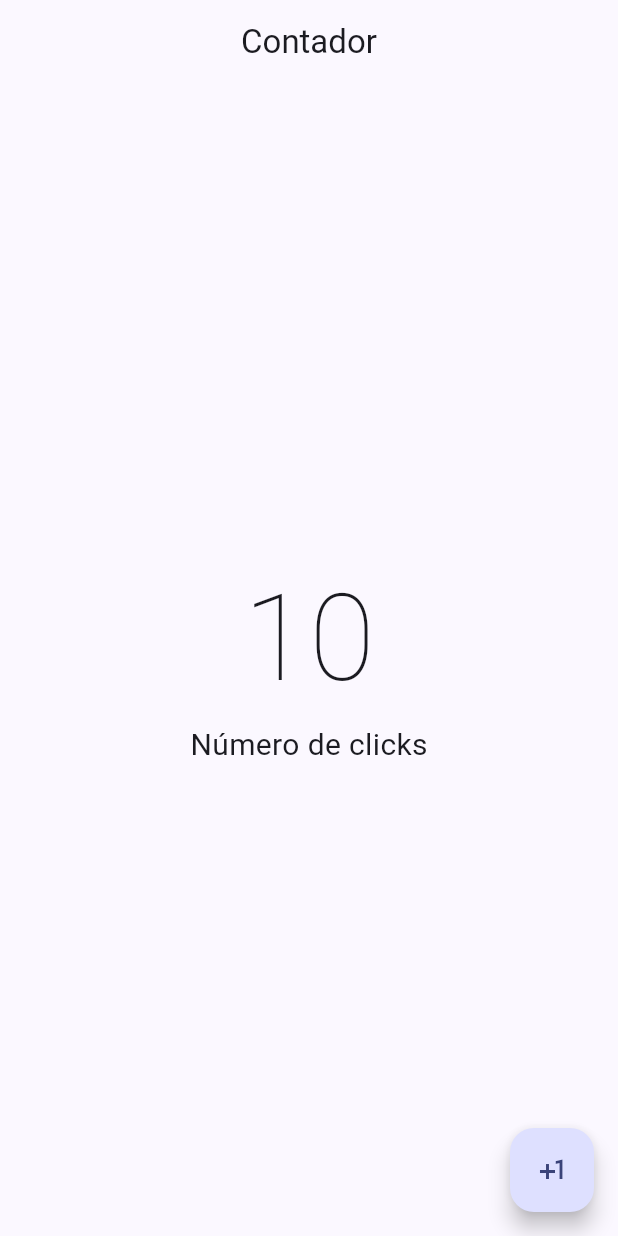
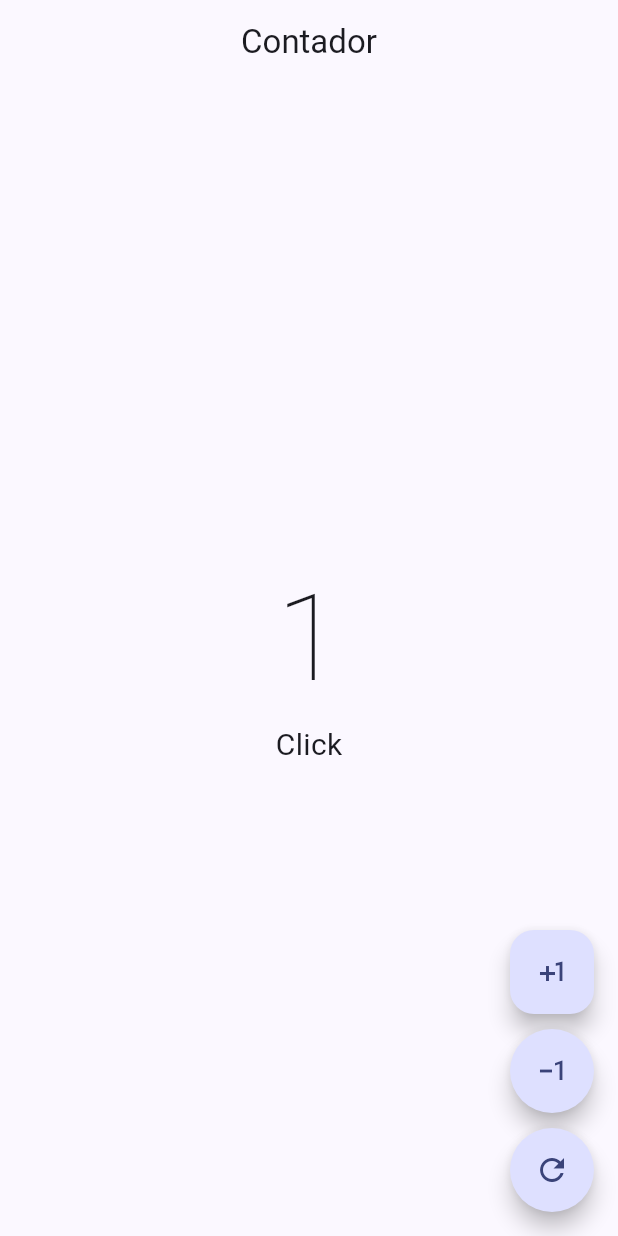
Before and after one commit to C3sarAcosta/counter_app, a Flutter app: the screen it shows after launch, after a tap on the "plus one" icon, on a phone screen of 412 x 824 dp. Run offline on Flutter 3.47's test engine with Material 2 defaults, Android fonts, the phone set to English and light mode, and no system bars.

```diff
--- a/lib/presentation/screens/counter/counter_screen.dart
+++ b/lib/presentation/screens/counter/counter_screen.dart
@@ -1,8 +1,14 @@
 import 'package:flutter/material.dart';
 
-class CounterScreen extends StatelessWidget {
+class CounterScreen extends StatefulWidget {
   const CounterScreen({super.key});
 
+  @override
+  State<CounterScreen> createState() => _CounterScreenState();
+}
+
+class _CounterScreenState extends State<CounterScreen> {
+  int contador = 0;
   @override
   Widget build(BuildContext context) {
     return Scaffold(
@@ -11,29 +17,62 @@ class CounterScreen extends StatelessWidget {
           child: Text('Contador'),
         ),
       ),
-      body: const Center(
+      body: Center(
         child: Column(
           mainAxisAlignment: MainAxisAlignment.center,
           children: [
             Text(
-              '10',
-              style: TextStyle(
+              '$contador',
+              style: const TextStyle(
                 fontSize: 80,
                 fontWeight: FontWeight.w200,
               ),
             ),
             Text(
-              'Número de clicks',
-              style: TextStyle(
+              'Click${contador == 1 ? '' : 's'}',
+              style: const TextStyle(
                 fontSize: 20,
               ),
             ),
           ],
         ),
       ),
-      floatingActionButton: FloatingActionButton(
-        onPressed: () {},
-        child: const Icon(Icons.plus_one),
+      floatingActionButton: Column(
+        mainAxisAlignment: MainAxisAlignment.end,
+        children: [
+          FloatingActionButton(
+            onPressed: () {
+              contador++;
+              //Reenderizar pantalla
+              setState(() {});
+            },
+            child: const Icon(Icons.plus_one),
+          ),
+          const SizedBox(
+            height: 10,
+          ),
+          FloatingActionButton(
+            shape: const StadiumBorder(),
+            onPressed: () {
+              contador < 1 ? contador = 0 : contador--;
+              //Reenderizar pantalla
+              setState(() {});
+            },
+            child: const Icon(Icons.exposure_minus_1),
+          ),
+          const SizedBox(
+            height: 10,
+          ),
+          FloatingActionButton(
+            shape: const StadiumBorder(),
+            onPressed: () {
+              contador = 0;
+              //Reenderizar pantalla
+              setState(() {});
+            },
+            child: const Icon(Icons.refresh_outlined),
+          ),
+        ],
       ),
     );
   }
```
